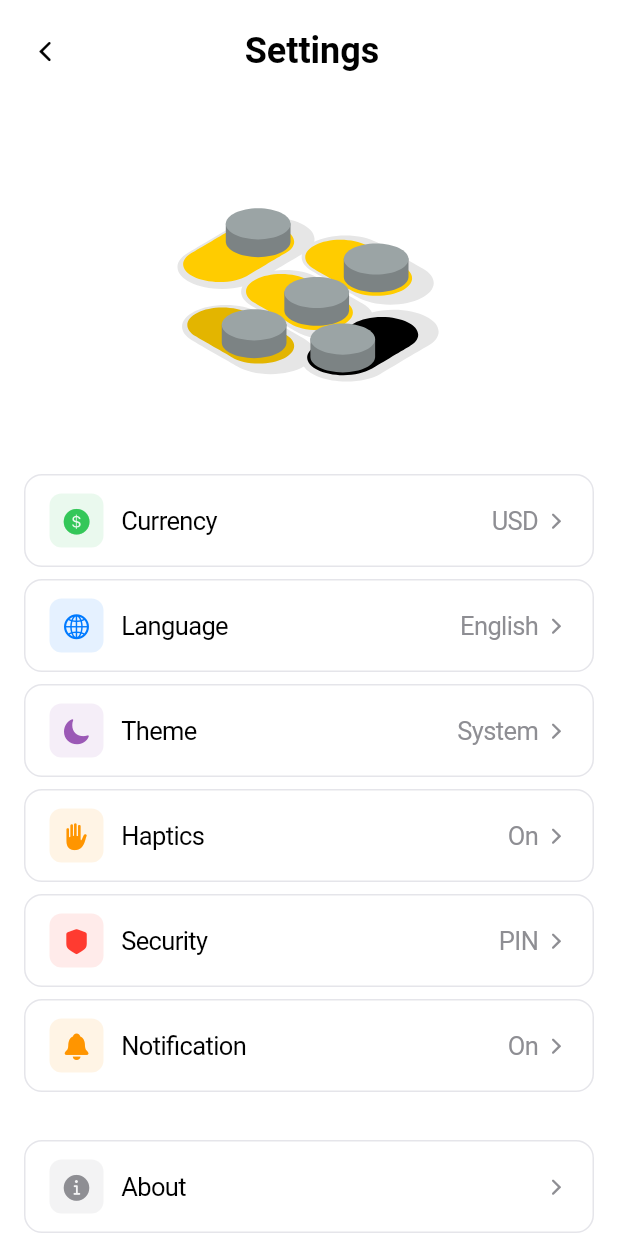
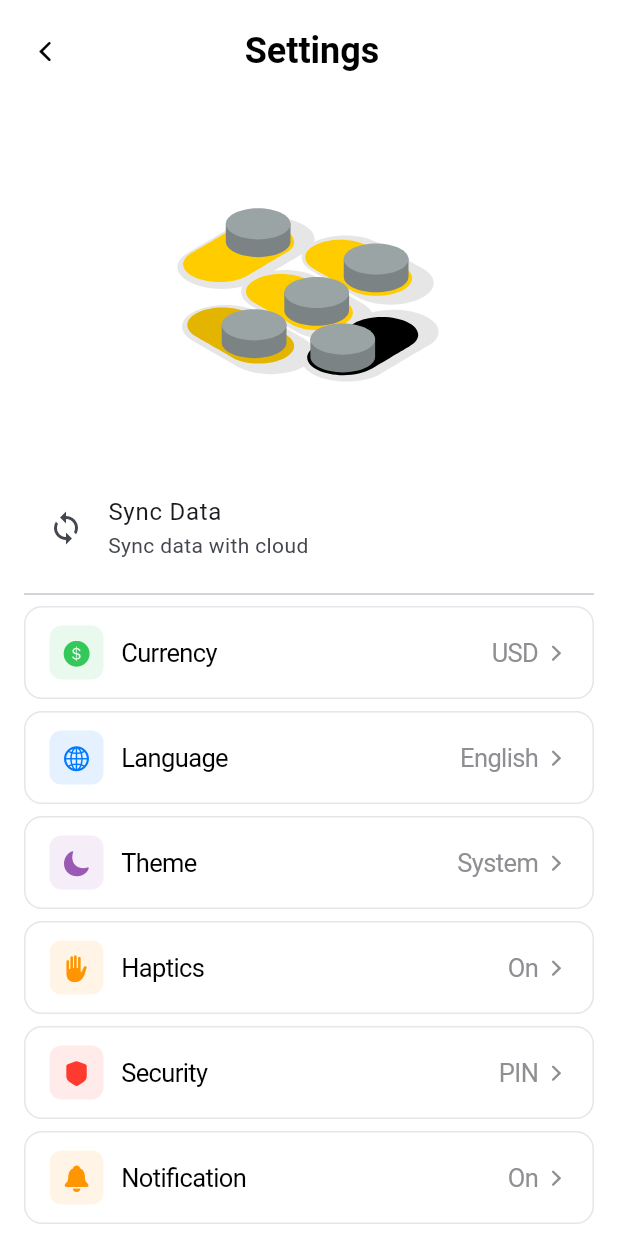
Before and after one commit to Sn3hashis/spendwise-flutter, a Flutter app: the SettingsScreen screen opened directly, on a phone screen of 412 x 824 dp. Run offline on Flutter 3.47's test engine with Material 3 defaults, Android fonts, the phone set to English and light mode, and no system bars; our stand-ins replace cloud_firestore, file_picker, firebase_auth, firebase_core, fl_chart, flutter_contacts and 10 more; missing offline and left inert: excel, mailer, syncfusion_flutter_pdf, syncfusion_flutter_pdfviewer; accounts and stored records are empty; project files that could hold a hidden picture were left out.

Commit message:
manual sync added

```diff
--- a/lib/features/budget/providers/budget_provider.dart
+++ b/lib/features/budget/providers/budget_provider.dart
@@ -126,6 +126,8 @@ class BudgetNotifier extends StateNotifier<List<Budget>> {
     }
   }
 
+  Future<void> syncWithFirebase() => _syncWithFirebase();
+
   Future<void> addBudget(Budget budget) async {
     try {
       debugPrint('[BudgetNotifier] Adding new budget ${budget.id}');
--- a/lib/features/categories/providers/categories_provider.dart
+++ b/lib/features/categories/providers/categories_provider.dart
@@ -414,6 +414,8 @@ class CategoriesNotifier extends StateNotifier<List<Category>> {
     }
   }
 
+  Future<void> syncWithFirebase() => _syncWithFirebase();
+
   // Helper methods to get categories by type
   List<Category> getCategoriesByType(CategoryType type) {
     return state.where((category) => category.type == type).toList();
--- a/lib/features/settings/screens/settings_screen.dart
+++ b/lib/features/settings/screens/settings_screen.dart
@@ -1,4 +1,5 @@
 import 'package:flutter/cupertino.dart';
+import 'package:flutter/material.dart';
 import 'package:lottie/lottie.dart';
 import 'package:flutter_riverpod/flutter_riverpod.dart';
 import '../../../core/theme/app_theme.dart';
@@ -12,6 +13,7 @@ import '../providers/settings_provider.dart';
 import '../../../core/providers/theme_provider.dart';
 import '../../../core/widgets/system_ui_wrapper.dart';
 import '../../categories/screens/categories_screen.dart';
+import '../widgets/sync_tile.dart';
 
 class SettingsScreen extends ConsumerWidget {
   const SettingsScreen({super.key});
@@ -76,6 +78,8 @@ class SettingsScreen extends ConsumerWidget {
                         padding: const EdgeInsets.symmetric(horizontal: 16),
                         child: Column(
                           children: [
+                            const SyncTile(),
+                            const Divider(),
                             _buildSettingsItem(
                               context: context,
                               icon: CupertinoIcons.money_dollar_circle_fill,
--- /dev/null
+++ b/lib/features/settings/widgets/sync_tile.dart
@@ -0,0 +1,54 @@
+import 'package:flutter/material.dart';
+import 'package:flutter_riverpod/flutter_riverpod.dart';
+import '../../sync/providers/sync_provider.dart';
+
+class SyncTile extends ConsumerWidget {
+  const SyncTile({super.key});
+
+  @override
+  Widget build(BuildContext context, WidgetRef ref) {
+    final syncStatus = ref.watch(syncProvider);
+
+    return Material(
+      color: Colors.transparent,
+      child: ListTile(
+        leading: Icon(
+          syncStatus == SyncStatus.syncing
+              ? Icons.sync
+              : syncStatus == SyncStatus.success
+                  ? Icons.check_circle
+                  : syncStatus == SyncStatus.error
+                      ? Icons.error
+                      : Icons.sync,
+          color: syncStatus == SyncStatus.success
+              ? Colors.green
+              : syncStatus == SyncStatus.error
+                  ? Colors.red
+                  : null,
+        ),
+        title: const Text('Sync Data'),
+        subtitle: Text(
+          syncStatus == SyncStatus.syncing
+              ? 'Syncing...'
+              : syncStatus == SyncStatus.success
+                  ? 'Sync completed'
+                  : syncStatus == SyncStatus.error
+                      ? 'Sync failed'
+                      : 'Sync data with cloud',
+        ),
+        trailing: syncStatus == SyncStatus.syncing
+            ? const SizedBox(
+                width: 20,
+                height: 20,
+                child: CircularProgressIndicator(
+                  strokeWidth: 2,
+                ),
+              )
+            : null,
+        onTap: syncStatus == SyncStatus.syncing
+            ? null
+            : () => ref.read(syncProvider.notifier).sync(),
+      ),
+    );
+  }
+}
--- /dev/null
+++ b/lib/features/sync/providers/sync_provider.dart
@@ -0,0 +1,44 @@
+import 'package:flutter_riverpod/flutter_riverpod.dart';
+import '../services/sync_service.dart';
+
+enum SyncStatus {
+  idle,
+  syncing,
+  success,
+  error,
+}
+
+class SyncNotifier extends StateNotifier<SyncStatus> {
+  final SyncService _syncService;
+
+  SyncNotifier(this._syncService) : super(SyncStatus.idle);
+
+  Future<void> sync() async {
+    if (state == SyncStatus.syncing) return;
+
+    state = SyncStatus.syncing;
+    try {
+      await _syncService.syncAll();
+      state = SyncStatus.success;
+
+      // Reset to idle after 2 seconds
+      await Future.delayed(const Duration(seconds: 2));
+      if (state == SyncStatus.success) {
+        state = SyncStatus.idle;
+      }
+    } catch (e) {
+      state = SyncStatus.error;
+
+      // Reset to idle after 2 seconds
+      await Future.delayed(const Duration(seconds: 2));
+      if (state == SyncStatus.error) {
+        state = SyncStatus.idle;
+      }
+    }
+  }
+}
+
+final syncProvider = StateNotifierProvider<SyncNotifier, SyncStatus>((ref) {
+  final syncService = ref.watch(syncServiceProvider);
+  return SyncNotifier(syncService);
+});
--- a/lib/features/sync/services/sync_service.dart
+++ b/lib/features/sync/services/sync_service.dart
@@ -15,9 +15,9 @@ class SyncService {
     debugPrint('[SyncService] Starting full sync...');
     try {
       await Future.wait([
-        ref.read(categoriesProvider.notifier)._syncWithFirebase(),
-        ref.read(transactionsProvider.notifier)._syncWithFirebase(),
-        ref.read(budgetProvider.notifier)._syncWithFirebase(),
+        ref.read(categoriesProvider.notifier).syncWithFirebase(),
+        ref.read(transactionsProvider.notifier).syncWithFirebase(),
+        ref.read(budgetProvider.notifier).syncWithFirebase(),
       ]);
       debugPrint('[SyncService] Full sync completed successfully');
     } catch (e) {
--- a/lib/features/transactions/providers/transactions_provider.dart
+++ b/lib/features/transactions/providers/transactions_provider.dart
@@ -200,6 +200,8 @@ class TransactionsNotifier extends StateNotifier<List<Transaction>> {
       attachments: const [],
     );
   }
+
+  Future<void> syncWithFirebase() => _syncWithFirebase();
 }
 
 final transactionsProvider = StateNotifierProvider<TransactionsNotifier, List<Transaction>>((ref) {
```
Also changed, not shown: lib/features/budget/models/budget_model.dart (+14 -13 lines), lib/features/transactions/models/transaction_model.dart (+9 -3 lines).
